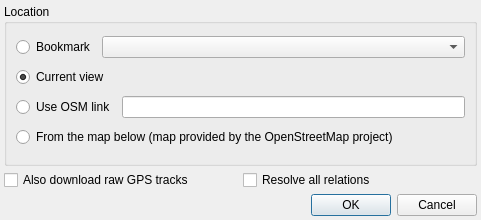
First picture: the form in src/DownloadMapDialog.ui, repository openstreetmap/merkaartor, before the edit.
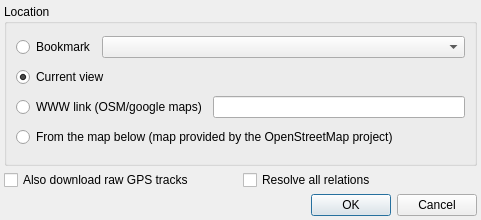
Second picture: the form after the edit.

Commit message: ADD : allow google maps links in goto and download dialogs

The edit to the form file:
```diff
--- a/src/DownloadMapDialog.ui
+++ b/src/DownloadMapDialog.ui
@@ -68,9 +68,9 @@
       <item>
        <layout class="QHBoxLayout" >
         <item>
-         <widget class="QRadioButton" name="FromLink" >
-          <property name="text" >
-           <string>Use OSM link</string>
+         <widget class="QRadioButton" name="FromLink">
+          <property name="text">
+           <string>WWW link (OSM/google maps)</string>
           </property>
          </widget>
         </item>
```
Left out of the diff: 89 changed lines with no effect on the pictures. The commit also changes 5 other files.
